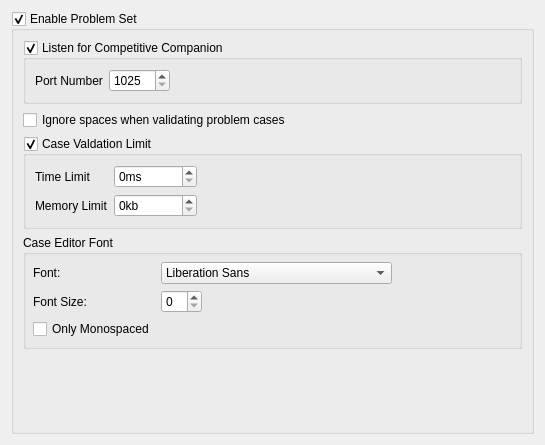
First picture: the form in RedPandaIDE/settingsdialog/executorproblemsetwidget.ui, repository royqh1979/RedPanda-CPP, before the edit.
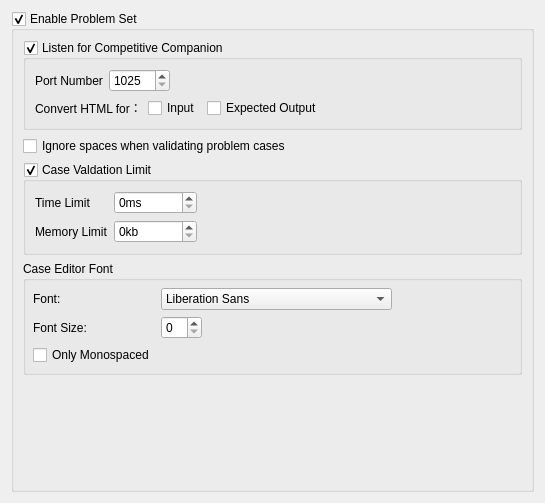
Second picture: the form after the edit.

Commit message: - enhancement: "Convert HTML for - Input" / "Convert HTML for - Expected" in "Options" - "Executor" - "Problem Set"   - fix: Unit for memory limit is not correctly loaded when open problem properties dialog.   - enhancement: Auto open the properties dialog, after add a new problem.

Patch:
```diff
--- a/RedPandaIDE/settingsdialog/executorproblemsetwidget.ui
+++ b/RedPandaIDE/settingsdialog/executorproblemsetwidget.ui
@@ -7,7 +7,7 @@
     <x>0</x>
     <y>0</y>
     <width>545</width>
-    <height>445</height>
+    <height>503</height>
    </rect>
   </property>
   <property name="windowTitle">
@@ -42,13 +42,6 @@
            </property>
           </widget>
          </item>
-         <item row="0" column="0">
-          <widget class="QLabel" name="label">
-           <property name="text">
-            <string>Port Number</string>
-           </property>
-          </widget>
-         </item>
          <item row="0" column="2">
           <spacer name="horizontalSpacer">
            <property name="orientation">
@@ -62,6 +55,65 @@
            </property>
           </spacer>
          </item>
+         <item row="0" column="0">
+          <widget class="QLabel" name="label">
+           <property name="text">
+            <string>Port Number</string>
+           </property>
+          </widget>
+         </item>
+         <item row="1" column="0" colspan="3">
+          <widget class="QWidget" name="widget" native="true">
+           <layout class="QHBoxLayout" name="horizontalLayout_3">
+            <property name="leftMargin">
+             <number>0</number>
+            </property>
+            <property name="topMargin">
+             <number>0</number>
+            </property>
+            <property name="rightMargin">
+             <number>0</number>
+            </property>
+            <property name="bottomMargin">
+             <number>0</number>
+            </property>
+            <item>
+             <widget class="QLabel" name="label_6">
+              <property name="text">
+               <string>Convert HTML for：</string>
+              </property>
+             </widget>
+            </item>
+            <item>
+             <widget class="QCheckBox" name="chkConvertInputHTML">
+              <property name="text">
+               <string>Input</string>
+              </property>
+             </widget>
+            </item>
+            <item>
+             <widget class="QCheckBox" name="chkConvertExpectedHTML">
+              <property name="text">
+               <string>Expected Output</string>
+              </property>
+             </widget>
+            </item>
+            <item>
+             <spacer name="horizontalSpacer_5">
+              <property name="orientation">
+               <enum>Qt::Horizontal</enum>
+              </property>
+              <property name="sizeHint" stdset="0">
+               <size>
+                <width>40</width>
+                <height>20</height>
+               </size>
+              </property>
+             </spacer>
+            </item>
+           </layout>
+          </widget>
+         </item>
         </layout>
        </widget>
       </item>
```
The commit also changes 10 other files.
